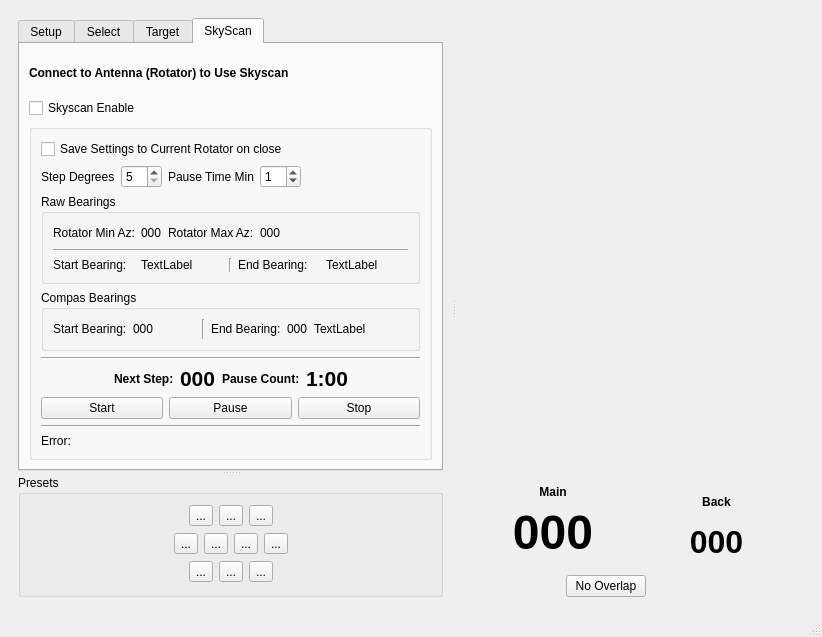
Before: the Qt Designer form mqt/MqtRotator/rotatormainwindow.ui in Rsclub22/Minos2-Mirror, drawn with Qt 5.
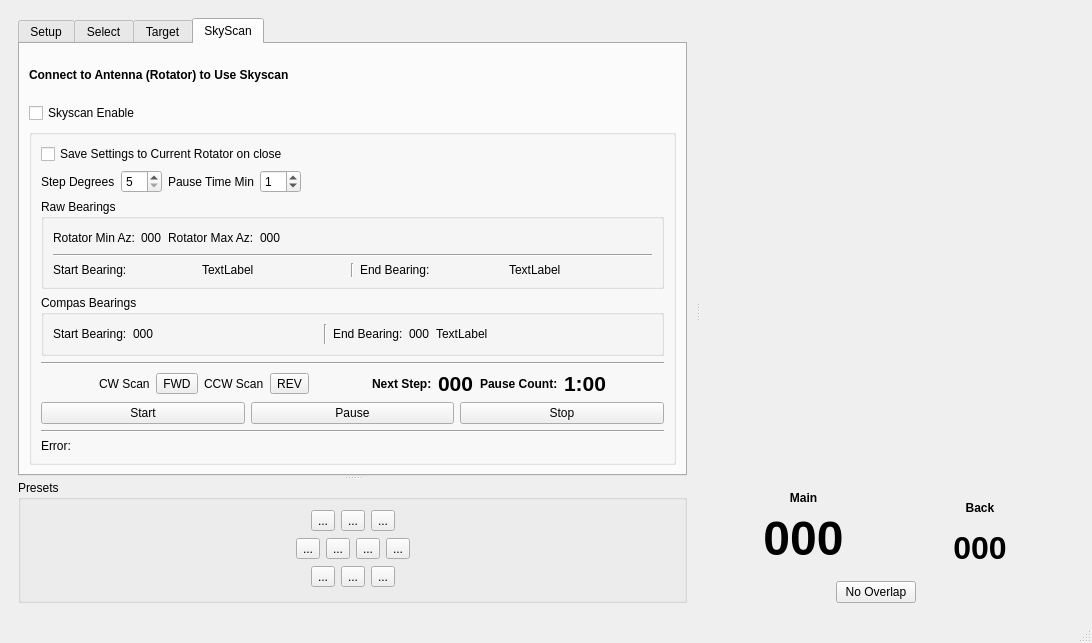
After: the same form once the commit is applied. Custom widgets are drawn as their Qt base class.

Commit message: sort forward/reverse scan plus add indicators

```diff
--- a/mqt/MqtRotator/rotatormainwindow.ui
+++ b/mqt/MqtRotator/rotatormainwindow.ui
@@ -9,8 +9,8 @@
    <rect>
     <x>0</x>
     <y>0</y>
-    <width>822</width>
-    <height>637</height>
+    <width>1092</width>
+    <height>643</height>
    </rect>
   </property>
   <property name="windowTitle">
@@ -712,7 +712,48 @@
                     <item>
                      <layout class="QHBoxLayout" name="horizontalLayout_10">
                       <item>
-                       <spacer name="horizontalSpacer_20">
+                       <spacer name="horizontalSpacer_17">
+                        <property name="orientation">
+                         <enum>Qt::Horizontal</enum>
+                        </property>
+                        <property name="sizeHint" stdset="0">
+                         <size>
+                          <width>40</width>
+                          <height>20</height>
+                         </size>
+                        </property>
+                       </spacer>
+                      </item>
+                      <item>
+                       <widget class="QLabel" name="label_3">
+                        <property name="text">
+                         <string>CW Scan</string>
+                        </property>
+                       </widget>
+                      </item>
+                      <item>
+                       <widget class="QToolButton" name="skyScanCwIndicator">
+                        <property name="text">
+                         <string>FWD</string>
+                        </property>
+                       </widget>
+                      </item>
+                      <item>
+                       <widget class="QLabel" name="label_4">
+                        <property name="text">
+                         <string>CCW Scan</string>
+                        </property>
+                       </widget>
+                      </item>
+                      <item>
+                       <widget class="QToolButton" name="skyScanCcwIndicator">
+                        <property name="text">
+                         <string>REV</string>
+                        </property>
+                       </widget>
+                      </item>
+                      <item>
+                       <spacer name="horizontalSpacer_16">
                         <property name="orientation">
                          <enum>Qt::Horizontal</enum>
                         </property>
@@ -775,7 +816,7 @@
                        </widget>
                       </item>
                       <item>
-                       <spacer name="horizontalSpacer_21">
+                       <spacer name="horizontalSpacer_20">
                         <property name="orientation">
                          <enum>Qt::Horizontal</enum>
                         </property>
```
The commit also changes 7 other files.
